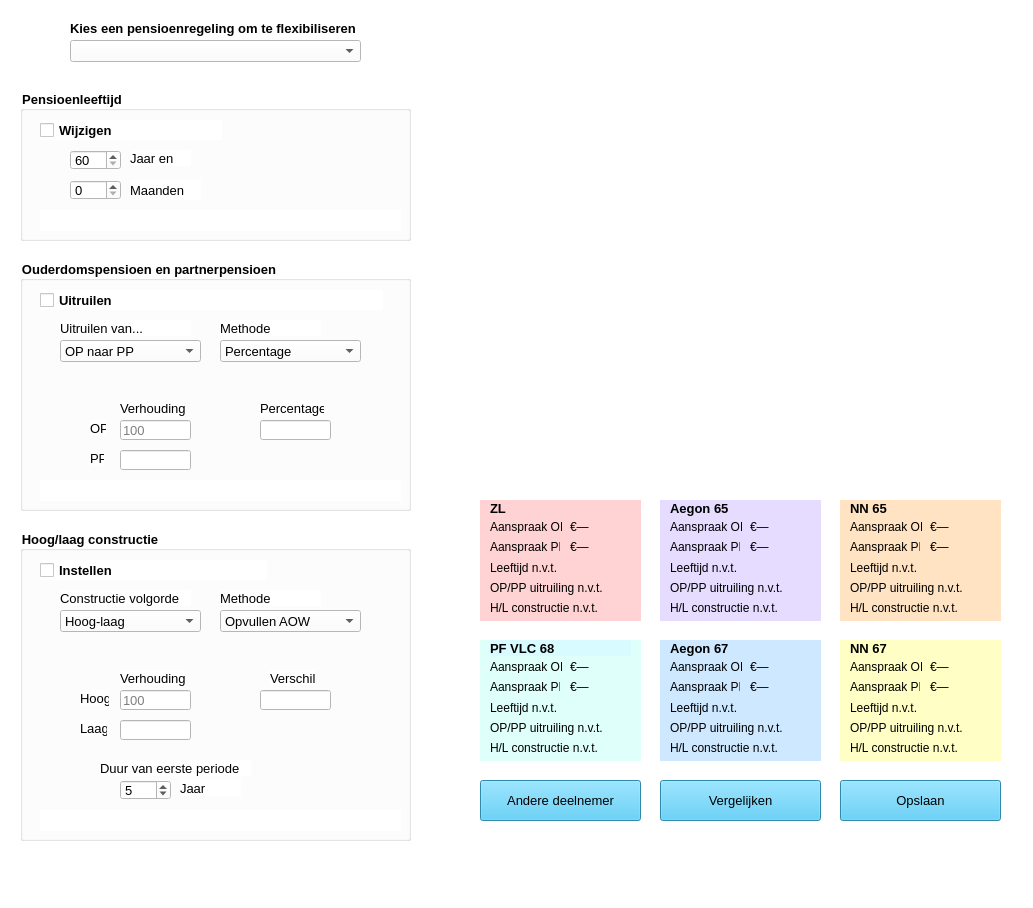
Before: the Qt Designer form flexmenu.ui in Alwin1234567/AR-project, drawn with Qt 5.
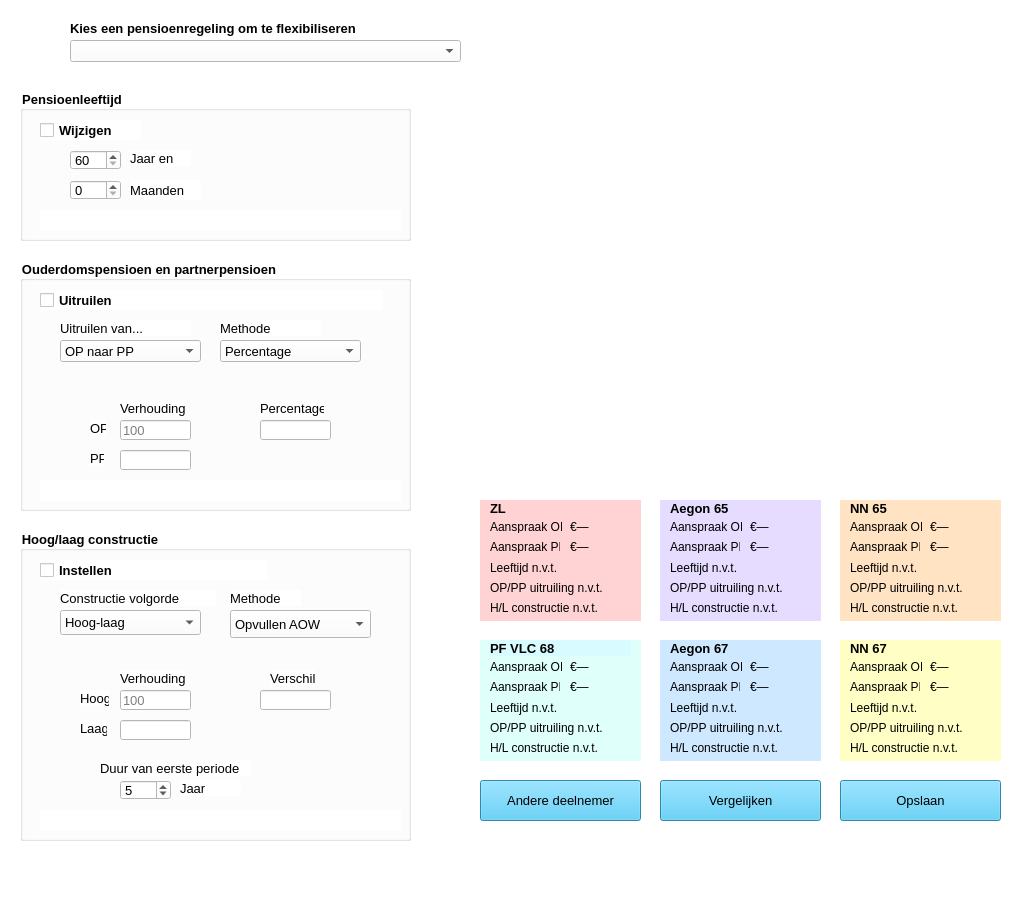
After: the same form once the commit is applied. Icons and pictures are not drawn. Custom widgets are drawn as their Qt base class.

Diff of the .ui file:
```diff
--- a/flexmenu.ui
+++ b/flexmenu.ui
@@ -25,10 +25,16 @@
      <rect>
       <x>70</x>
       <y>40</y>
-      <width>291</width>
+      <width>391</width>
       <height>22</height>
      </rect>
     </property>
+    <property name="sizePolicy">
+     <sizepolicy hsizetype="Expanding" vsizetype="Fixed">
+      <horstretch>0</horstretch>
+      <verstretch>0</verstretch>
+     </sizepolicy>
+    </property>
     <property name="font">
      <font>
       <pointsize>10</pointsize>
@@ -40,10 +46,16 @@
      <rect>
       <x>70</x>
       <y>20</y>
-      <width>293</width>
+      <width>401</width>
       <height>16</height>
      </rect>
     </property>
+    <property name="sizePolicy">
+     <sizepolicy hsizetype="Expanding" vsizetype="Fixed">
+      <horstretch>0</horstretch>
+      <verstretch>0</verstretch>
+     </sizepolicy>
+    </property>
     <property name="font">
      <font>
       <pointsize>10</pointsize>
@@ -119,10 +131,16 @@
       <rect>
        <x>20</x>
        <y>30</y>
-       <width>182</width>
+       <width>101</width>
        <height>20</height>
       </rect>
      </property>
+     <property name="sizePolicy">
+      <sizepolicy hsizetype="Expanding" vsizetype="Fixed">
+       <horstretch>0</horstretch>
+       <verstretch>0</verstretch>
+      </sizepolicy>
+     </property>
      <property name="font">
       <font>
        <pointsize>10</pointsize>
@@ -1265,7 +1283,7 @@
       <rect>
        <x>40</x>
        <y>60</y>
-       <width>131</width>
+       <width>156</width>
        <height>16</height>
       </rect>
      </property>
@@ -1368,12 +1386,18 @@
     <widget class="QLabel" name="lbl_lhVolgorde_2">
      <property name="geometry">
       <rect>
-       <x>200</x>
+       <x>210</x>
        <y>60</y>
-       <width>101</width>
+       <width>71</width>
        <height>16</height>
       </rect>
      </property>
+     <property name="sizePolicy">
+      <sizepolicy hsizetype="Expanding" vsizetype="Fixed">
+       <horstretch>0</horstretch>
+       <verstretch>0</verstretch>
+      </sizepolicy>
+     </property>
      <property name="font">
       <font>
        <pointsize>10</pointsize>
@@ -1409,7 +1433,7 @@
        <x>40</x>
        <y>80</y>
        <width>141</width>
-       <height>22</height>
+       <height>25</height>
       </rect>
      </property>
      <property name="font">
@@ -1431,12 +1455,18 @@
     <widget class="QComboBox" name="cbHLMethode">
      <property name="geometry">
       <rect>
-       <x>200</x>
+       <x>210</x>
        <y>80</y>
        <width>141</width>
-       <height>22</height>
+       <height>28</height>
       </rect>
      </property>
+     <property name="sizePolicy">
+      <sizepolicy hsizetype="Expanding" vsizetype="Fixed">
+       <horstretch>0</horstretch>
+       <verstretch>0</verstretch>
+      </sizepolicy>
+     </property>
      <property name="font">
       <font>
        <pointsize>10</pointsize>
```
Left out of the diff: 38 changed lines with no effect on the pictures.
